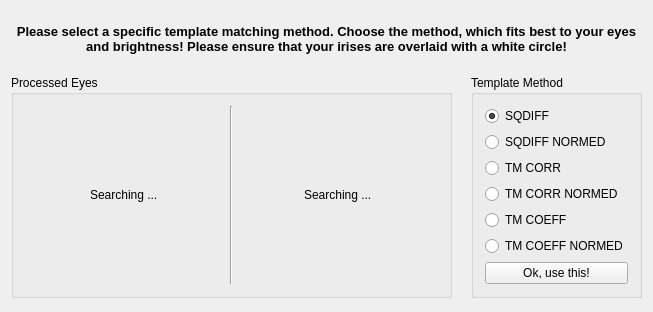
The window that GazeTracker/GazeTracker_Qt/TemplateMatchingMethodConfigUI.ui (bernhardrieder/Gaze-Tracker) describes before a commit, drawn with Qt 5.
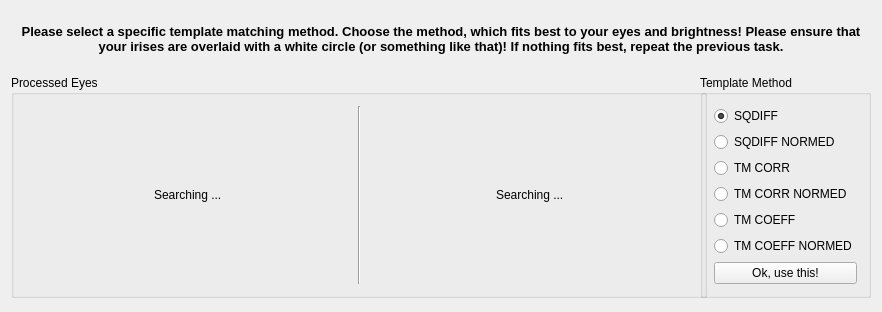
The same window after the commit.

```diff
--- a/GazeTracker/GazeTracker_Qt/TemplateMatchingMethodConfigUI.ui
+++ b/GazeTracker/GazeTracker_Qt/TemplateMatchingMethodConfigUI.ui
@@ -6,7 +6,7 @@
    <rect>
     <x>0</x>
     <y>0</y>
-    <width>653</width>
+    <width>882</width>
     <height>312</height>
    </rect>
   </property>
@@ -18,20 +18,23 @@
   </property>
   <property name="minimumSize">
    <size>
-    <width>653</width>
+    <width>882</width>
     <height>312</height>
    </size>
   </property>
   <property name="maximumSize">
    <size>
-    <width>16777215</width>
-    <height>1000000</height>
+    <width>1017</width>
+    <height>395</height>
    </size>
   </property>
   <property name="windowTitle">
    <string>Template Matching Method Configuration</string>
   </property>
   <layout class="QVBoxLayout" name="verticalLayout_2">
+   <property name="sizeConstraint">
+    <enum>QLayout::SetDefaultConstraint</enum>
+   </property>
    <item>
     <layout class="QVBoxLayout" name="verticalLayout">
      <item>
@@ -49,7 +52,7 @@
         </size>
        </property>
        <property name="text">
-        <string>&lt;html&gt;&lt;head/&gt;&lt;body&gt;&lt;p align=&quot;center&quot;&gt;&lt;span style=&quot; font-size:10pt; font-weight:600;&quot;&gt;Please select a specific template matching method. Choose the method, which fits best to your eyes and brightness! Please ensure that your irises are overlaid with a white circle!&lt;/span&gt;&lt;/p&gt;&lt;/body&gt;&lt;/html&gt;</string>
+        <string>&lt;html&gt;&lt;head/&gt;&lt;body&gt;&lt;p align=&quot;center&quot;&gt;&lt;span style=&quot; font-size:10pt; font-weight:600;&quot;&gt;Please select a specific template matching method. Choose the method, which fits best to your eyes and brightness! Please ensure that your irises are overlaid with a white circle (or something like that)! If nothing fits best, repeat the previous task.&lt;/span&gt;&lt;/p&gt;&lt;/body&gt;&lt;/html&gt;</string>
        </property>
        <property name="scaledContents">
         <bool>false</bool>
@@ -79,6 +82,12 @@
       <layout class="QHBoxLayout" name="horizontalLayout_2">
        <item>
         <widget class="QGroupBox" name="groupBox_2">
+         <property name="minimumSize">
+          <size>
+           <width>696</width>
+           <height>223</height>
+          </size>
+         </property>
          <property name="title">
           <string>Processed Eyes</string>
          </property>
```
Left out of the diff: 3 changed lines with no effect on the pictures.
